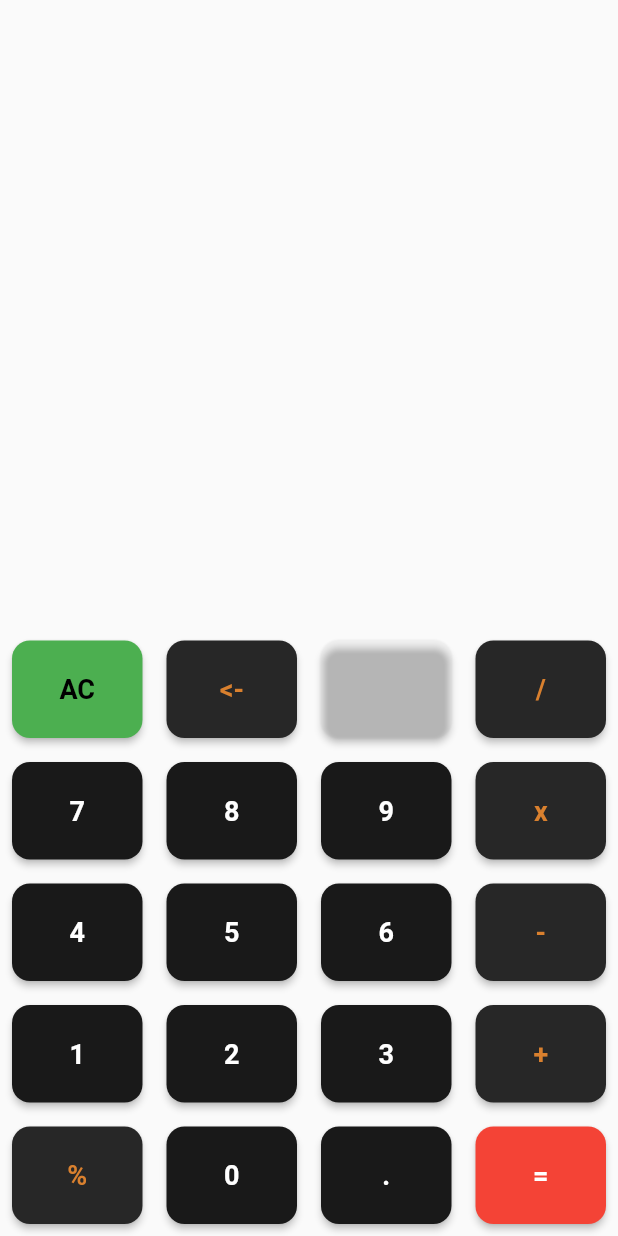
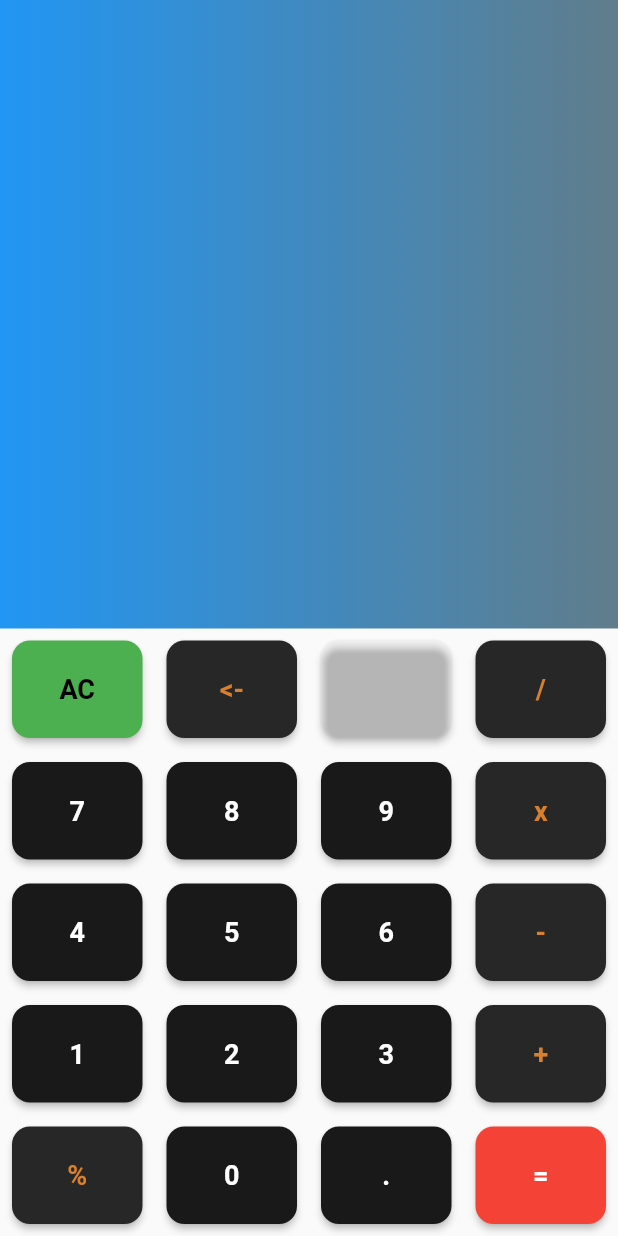
Before and after one commit to RJ2607/calculator_flutter, a Flutter app: the screen it shows after launch, on a phone screen of 412 x 824 dp. Run offline on Flutter 3.47's test engine with Material 2 defaults, Android fonts, the phone set to English and light mode, and no system bars; our stand-ins replace math_expressions.

```diff
--- a/lib/main.dart
+++ b/lib/main.dart
@@ -66,6 +66,9 @@ class _calculatorappState extends State<calculatorapp> {
         children: [
           Expanded(
               child: Container(
+                  decoration: BoxDecoration(
+                      gradient: LinearGradient(
+                          colors: [Colors.blue, Colors.blueGrey])),
                   width: double.infinity,
                   padding: const EdgeInsets.all(12),
                   child: Column(
```
